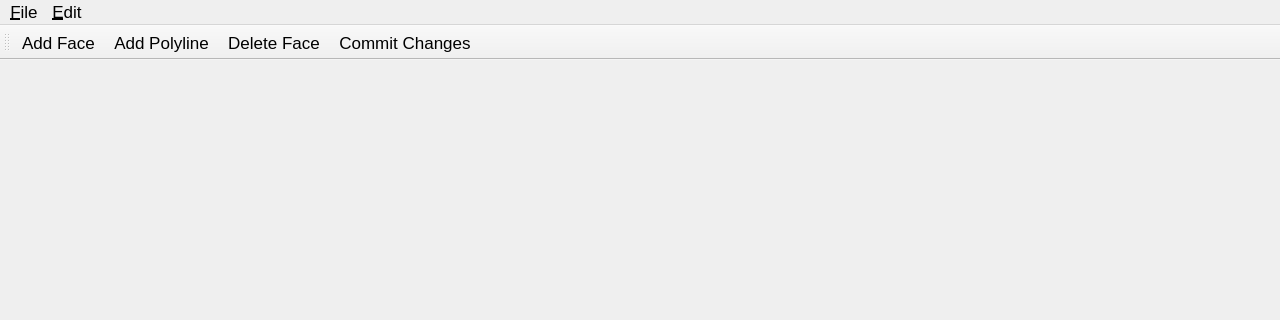
Above: Application/QtFrontend/MainWindow.ui from tobyc11/Nome3 before the change; both pictures show x 0 to 1280 and y 0 to 320 of the 1280 by 720 pixel window. Below: the same form after it.
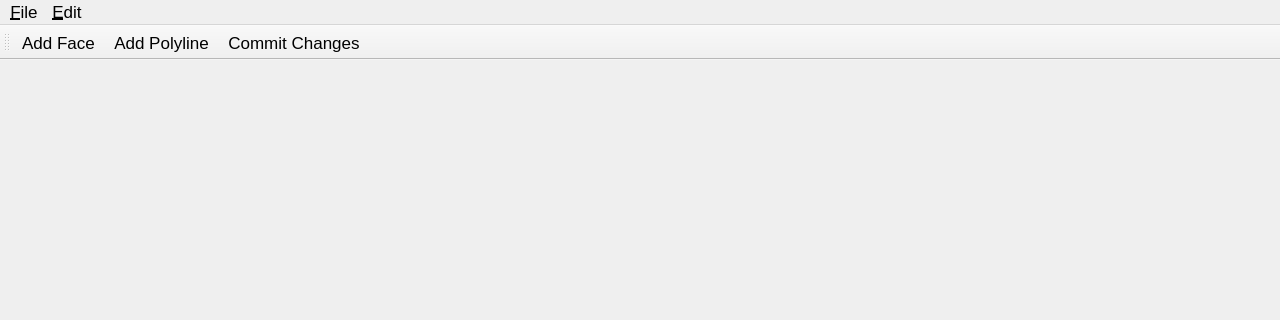
That is the form after the change.

Commit message: Temporarily removing my delete face button to avoid confusion since it isn't implemented

```diff
--- a/Application/QtFrontend/MainWindow.ui
+++ b/Application/QtFrontend/MainWindow.ui
@@ -96,7 +96,7 @@
    </attribute>
    <addaction name="actionAddFace"/>
    <addaction name="actionAddPolyline"/>
-   <addaction name="actionDeleteFace"/>
+   <!--<addaction name="actionRemoveFace"/>-->
    <!--<addaction name="actionResetTempMesh"/>
    <addaction name="separator"/>-->
    <addaction name="actionCommitChanges"/>
@@ -180,7 +180,7 @@
   </action>
   <action name="actionDeleteFace">
     <property name="text">
-      <string>Delete Face</string>
+      <string>Remove Face</string>
     </property>
   </action>
 <!--  <action name="actionResetTempMesh">
```
Left out of the diff: 4 changed lines with no effect on the pictures. The commit also changes 4 other files.
